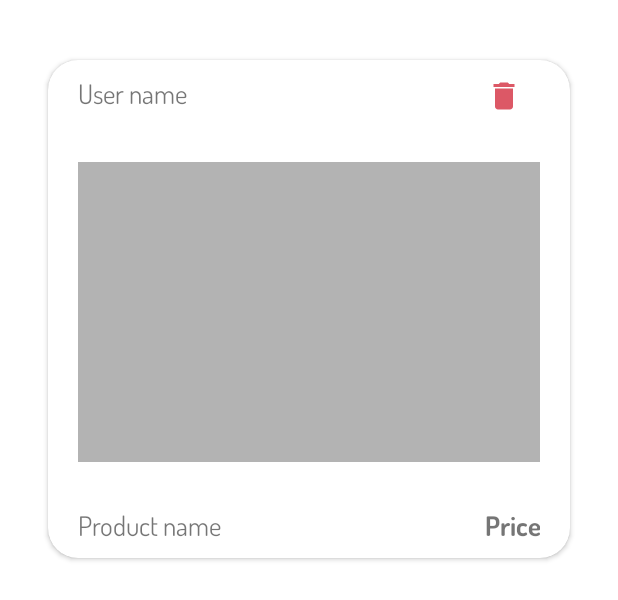
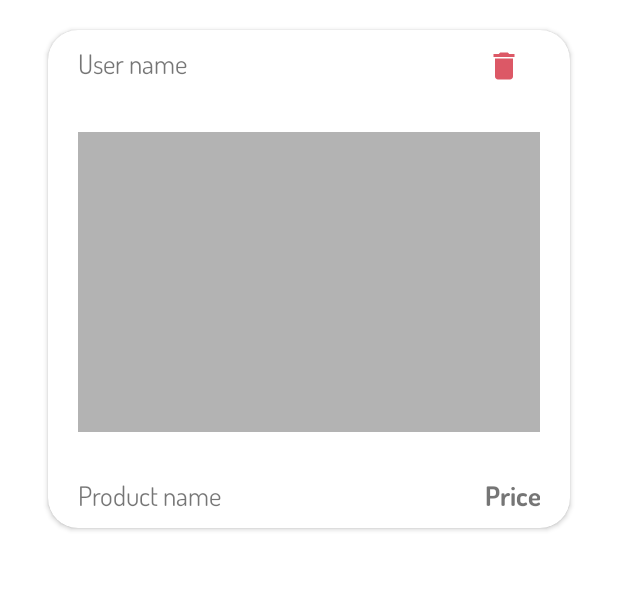
Before and after one commit to danburitica/TiendaComicsApp, an Android app: the layout item_list_layout.xml on its own in the app's theme, with its tools: preview values and no code run, on a phone screen of 412 x 824 dp. Shown: the top 600 px of the screen. Run offline under Robolectric (Android 15) with nearby library versions, the phone set to English and light mode, and no system bars.

Commit message:
Fix item list layout

```diff
--- a/app/src/main/java/com/tiendacomics20/ui/adapters/MyProductsListAdapter.kt
+++ b/app/src/main/java/com/tiendacomics20/ui/adapters/MyProductsListAdapter.kt
@@ -29,7 +29,7 @@ open class MyProductsListAdapter (private val context: Context, private var list
             GlideLoader(context).loadProductPicture(model.image, holder.itemView.iv_item_list)
             holder.itemView.tv_user_item_list.text = model.user_name
             holder.itemView.tv_name_item_list.text = model.title
-            holder.itemView.tv_price_item_list.text = model.price
+            holder.itemView.tv_price_item_list.text = "$ ${model.price}"
         }
     }
 
--- a/app/src/main/res/layout/item_list_layout.xml
+++ b/app/src/main/res/layout/item_list_layout.xml
@@ -3,8 +3,7 @@
     xmlns:app="http://schemas.android.com/apk/res-auto"
     xmlns:tools="http://schemas.android.com/tools"
     android:layout_width="match_parent"
-    android:layout_height="wrap_content"
-    android:layout_marginTop="20dp">
+    android:layout_height="wrap_content">
 
     <androidx.cardview.widget.CardView
         android:id="@+id/cv_item_list"
```
